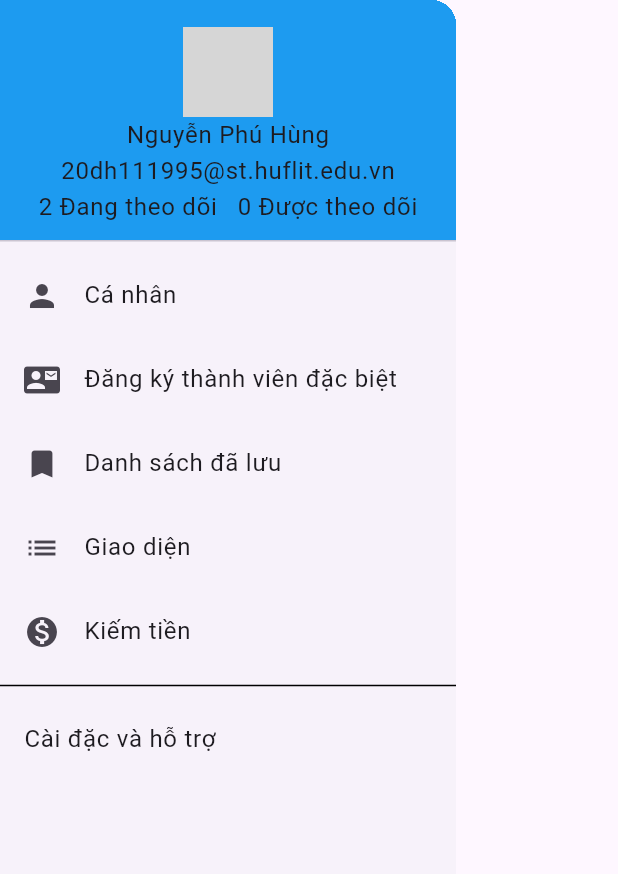
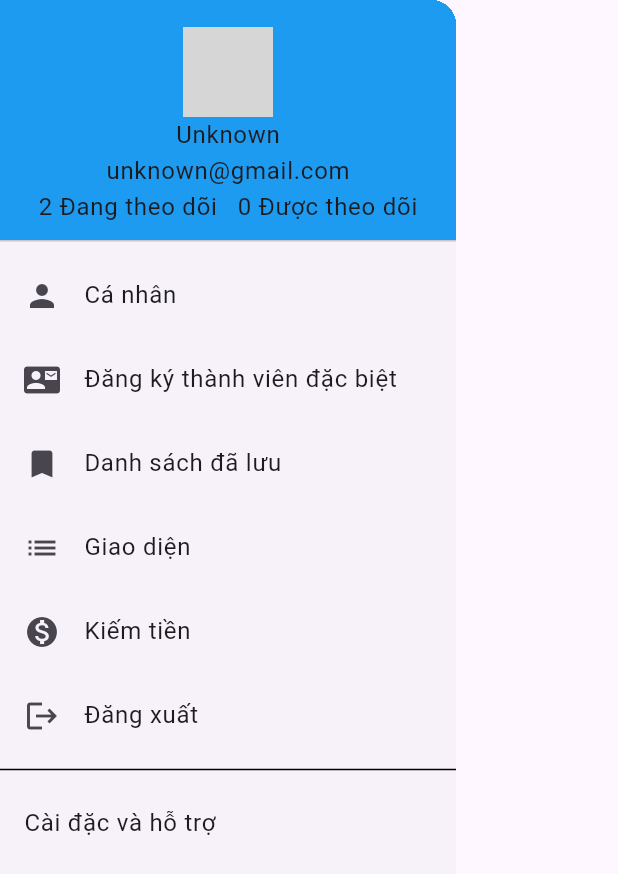
Before and after one commit to ThangSuperMan/Twitter_clone, a Flutter app: the Sidebar widget shown alone on an empty page, opened directly, on a phone screen of 412 x 824 dp. Shown: the top 874 px of the screen. Run offline on Flutter 3.47's test engine with Material 3 defaults, Android fonts, the phone set to English and light mode, and no system bars; our stand-ins replace animate_do, cached_network_image, faker, flutter_svg, google_fonts, jiffy and 1 more; accounts and stored records are empty; network calls fail; grey boxes are pictures that could not be loaded.

Commit message:
Implement display current user info in the Sidebar widget

```diff
--- a/lib/widgets/sidebar.dart
+++ b/lib/widgets/sidebar.dart
@@ -1,4 +1,6 @@
 import 'package:flutter/material.dart';
+import 'package:twitter_clone/screens/login_screen.dart';
+import 'package:twitter_clone/services/global_service.dart';
 import 'package:twitter_clone/utils/colors.dart';
 
 class Sidebar extends StatefulWidget {
@@ -9,6 +11,23 @@ class Sidebar extends StatefulWidget {
 }
 
 class _SidebarState extends State<Sidebar> {
+  String? fullName;
+  String? email;
+
+  @override
+  void initState() {
+    super.initState();
+    loadUserInfo();
+  }
+
+  Future<void> loadUserInfo() async {
+    final user = await GlobalService.getUserLoggedInInfo();
+    setState(() {
+      fullName = user?['full_name'];
+      email = user?['email'];
+    });
+  }
+
   @override
   Widget build(BuildContext context) {
     return Drawer(
@@ -16,24 +35,24 @@ class _SidebarState extends State<Sidebar> {
         // Important: Remove any padding from the ListView.
         padding: EdgeInsets.zero,
         children: [
-          const DrawerHeader(
-            decoration: BoxDecoration(
+          DrawerHeader(
+            decoration: const BoxDecoration(
               color: AppColor.primaryColor,
             ),
             child: Column(
               mainAxisAlignment: MainAxisAlignment.center,
               children: [
-                CircleAvatar(
+                const CircleAvatar(
                   radius: 30,
                   backgroundImage: NetworkImage(
                       'https://googleflutter.com/sample_image.jpg'),
                 ),
-                SizedBox(
+                const SizedBox(
                   height: 0,
                 ),
-                Text('Nguyễn Phú Hùng'),
-                Text('20dh111995@st.huflit.edu.vn'),
-                Text('2 Đang theo dõi   0 Được theo dõi'),
+                Text(fullName ?? 'Unknown'),
+                Text(email ?? 'unknown@gmail.com'),
+                const Text('2 Đang theo dõi   0 Được theo dõi'),
               ],
             ),
           ),
@@ -71,6 +90,16 @@ class _SidebarState extends State<Sidebar> {
               Navigator.pop(context);
             },
           ),
+          ListTile(
+            leading: const Icon(Icons.logout),
+            title: const Text('Đăng xuất'),
+            onTap: () {
+              Navigator.push(
+                context,
+                MaterialPageRoute(builder: (context) => const LoginScreen()),
+              );
+            },
+          ),
           const Divider(
             color: Colors.black,
           ),
```
